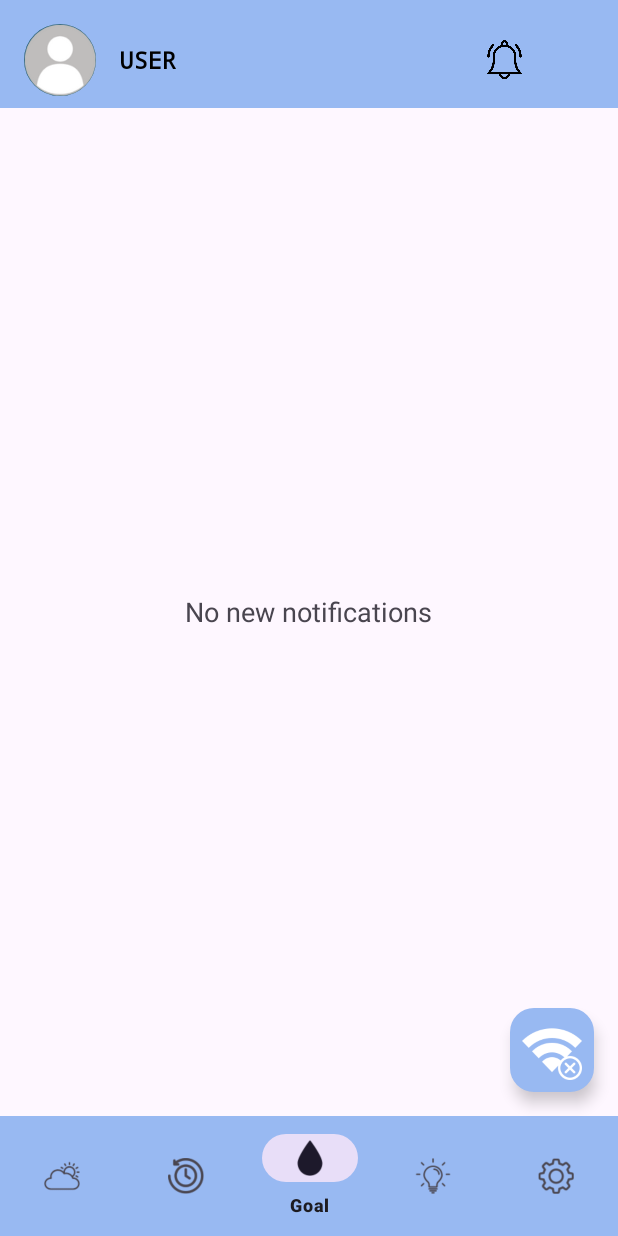
After one commit to SunshinePalahang/iDrated, an Android app: the fragment NotificationFragment placed in its activity, on a phone screen of 412 x 824 dp. The commit adds this screen. Run offline under Robolectric (Android 15) with nearby library versions, the phone set to English and light mode, and no system bars; our stand-ins replace Firebase (no records; nobody signed in at launch, a user with empty details on screens opened directly).

Commit message:
Added notification icon and fragment

```diff
--- /dev/null
+++ b/app/src/main/java/com/example/idrated/NotificationFragment.kt
@@ -0,0 +1,17 @@
+package com.example.idrated
+
+import android.os.Bundle
+import android.view.LayoutInflater
+import android.view.View
+import android.view.ViewGroup
+import androidx.fragment.app.Fragment
+
+class NotificationFragment : Fragment() {
+    override fun onCreateView(
+        inflater: LayoutInflater,
+        container: ViewGroup?,
+        savedInstanceState: Bundle?
+    ): View? {
+        return inflater.inflate(R.layout.fragment_notification, container, false)
+    }
+}
--- a/app/src/main/res/layout/activity_main.xml
+++ b/app/src/main/res/layout/activity_main.xml
@@ -51,7 +51,7 @@
             android:id="@+id/username"
             android:layout_width="wrap_content"
             android:layout_height="wrap_content"
-            android:layout_marginEnd="16dp"
+            android:layout_marginEnd="190dp"
             android:fontFamily="monospace"
             android:text="Username"
             android:textAllCaps="true"
@@ -59,16 +59,16 @@
             android:textSize="16sp"
             android:textStyle="bold" />
 
-        <TextView
-            android:id="@+id/time_text"
-            android:layout_width="match_parent"
-            android:layout_height="wrap_content"
-            android:fontFamily="monospace"
+        <ImageView
+            android:id="@+id/notification"
+            android:layout_width="26dp"
+            android:layout_height="26dp"
+            android:layout_marginStart="16dp"
+            android:clickable="true"
+            android:contentDescription="Notifications"
+            android:focusable="true"
             android:gravity="end"
-            android:text="Time"
-            android:textColor="@color/colorAccent"
-            android:textSize="20sp"
-            android:textStyle="bold" />
+            android:src="@drawable/bell1" />
     </LinearLayout>
 
     <!-- Fragment Container -->
--- /dev/null
+++ b/app/src/main/res/layout/fragment_notification.xml
@@ -0,0 +1,14 @@
+<LinearLayout xmlns:android="http://schemas.android.com/apk/res/android"
+    android:orientation="vertical"
+    android:padding="16dp"
+    android:gravity="center"
+    android:layout_width="match_parent"
+    android:layout_height="match_parent">
+
+    <TextView
+        android:id="@+id/notificationText"
+        android:layout_width="wrap_content"
+        android:layout_height="wrap_content"
+        android:text="No new notifications"
+        android:textSize="18sp" />
+</LinearLayout>
```
Also changed, not shown: app/src/main/java/com/example/idrated/MainActivity.kt (+14 -20 lines), app/src/main/res/drawable/bell1.png (added), app/src/main/res/drawable/bell2.png (added).
